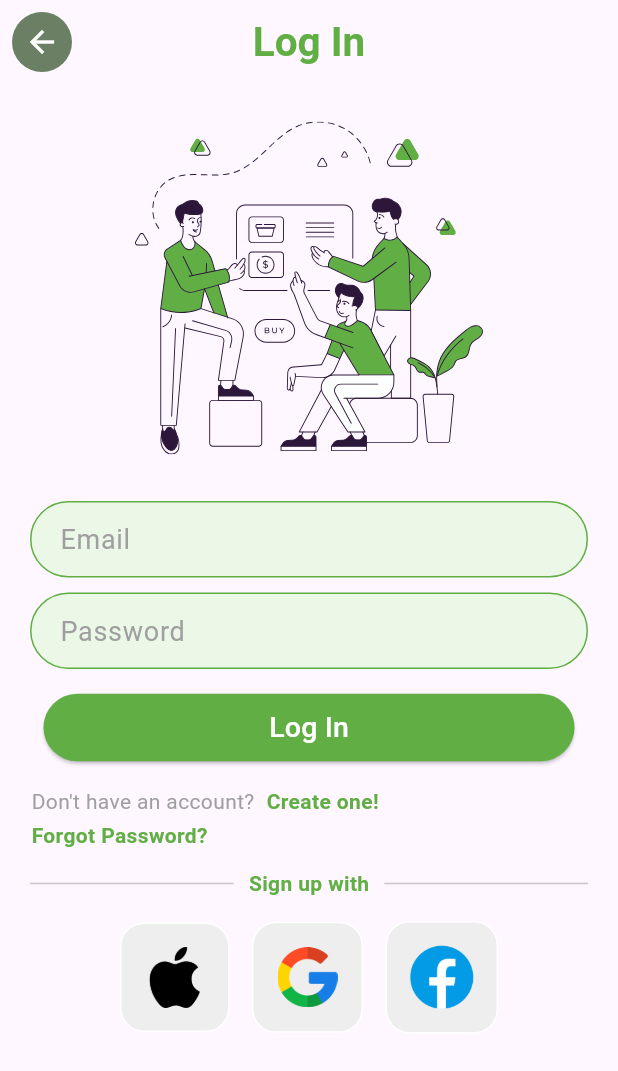
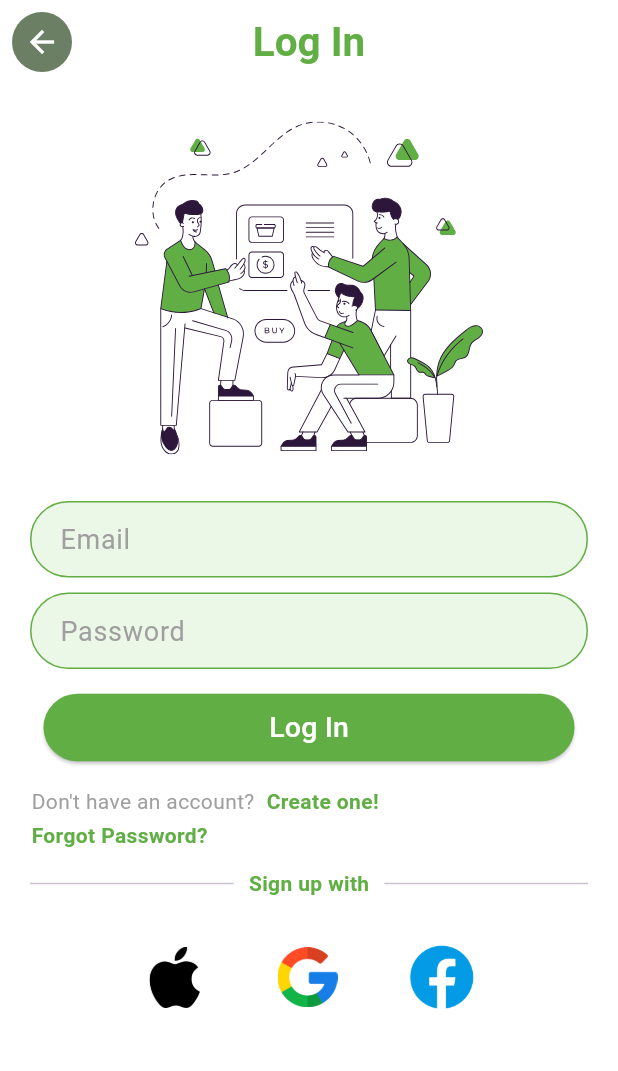
Before and after one commit to graduation-project-bulkify/mobile-app, a Flutter app: the screen it shows after launch, after a tap on "Log In", on a phone screen of 412 x 824 dp. Shown: the top 1071 px of the screen. Run offline on Flutter 3.47's test engine with Material 3 defaults, Android fonts, the phone set to English and light mode, and no system bars; our stand-ins replace flutter_svg.

Commit message:
This is the commit message

```diff
--- a/lib/Pages/forgot_password_page.dart
+++ b/lib/Pages/forgot_password_page.dart
@@ -1,4 +1,5 @@
 import 'package:bulkify/Pages/Verification_page.dart';
+import 'package:bulkify/constants.dart';
 import 'package:bulkify/widgets/custom_text_field.dart';
 import 'package:flutter/material.dart';
 
@@ -13,7 +14,7 @@ class ForgotPasswordPage extends StatelessWidget {
               decoration: BoxDecoration(
                   color: Color(0xff6a7f64), shape: BoxShape.circle),
               child: IconButton(
-                  highlightColor: Color(0xFF61ae45),
+                  highlightColor: KPrimaryColor,
                   icon: Icon(
                     Icons.arrow_back,
                     color: Colors.white,
@@ -70,8 +71,7 @@ class ForgotPasswordPage extends StatelessWidget {
             ),
             child: ElevatedButton(
                 style: ElevatedButton.styleFrom(
-                    backgroundColor: Color(0xFF61ae45),
-                    fixedSize: Size(354, 45)),
+                    backgroundColor: KPrimaryColor, fixedSize: Size(354, 45)),
                 onPressed: () {
                   Navigator.push(context, MaterialPageRoute(builder: (context) {
                     return VerificationPage();
--- a/lib/Pages/login_page.dart
+++ b/lib/Pages/login_page.dart
@@ -1,5 +1,6 @@
 import 'package:bulkify/Pages/forgot_password_page.dart';
 import 'package:bulkify/Pages/register_page.dart';
+import 'package:bulkify/constants.dart';
 import 'package:bulkify/widgets/custom_text_field.dart';
 import 'package:flutter/material.dart';
 import 'package:flutter_svg/flutter_svg.dart';
@@ -9,14 +10,16 @@ class LoginPage extends StatelessWidget {
   @override
   Widget build(BuildContext context) {
     return Scaffold(
+      backgroundColor: Colors.white,
       appBar: AppBar(
+        backgroundColor: Colors.white,
         leading: Padding(
           padding: const EdgeInsets.symmetric(horizontal: 8, vertical: 8),
           child: Container(
               decoration: BoxDecoration(
                   color: Color(0xff6a7f64), shape: BoxShape.circle),
               child: IconButton(
-                  highlightColor: Color(0xFF61ae45),
+                  highlightColor: KPrimaryColor,
                   icon: Icon(
                     Icons.arrow_back,
                     color: Colors.white,
@@ -28,9 +31,7 @@ class LoginPage extends StatelessWidget {
         title: Text(
           "Log In",
           style: TextStyle(
-              color: Color(0xFF61ae45),
-              fontSize: 27,
-              fontWeight: FontWeight.bold),
+              color: KPrimaryColor, fontSize: 27, fontWeight: FontWeight.bold),
         ),
         centerTitle: true,
       ),
@@ -59,8 +60,7 @@ class LoginPage extends StatelessWidget {
               ),
               child: ElevatedButton(
                   style: ElevatedButton.styleFrom(
-                      backgroundColor: Color(0xFF61ae45),
-                      fixedSize: Size(354, 45)),
+                      backgroundColor: KPrimaryColor, fixedSize: Size(354, 45)),
                   onPressed: () {},
                   child: const Text(
                     'Log In',
@@ -92,8 +92,7 @@ class LoginPage extends StatelessWidget {
                     child: Text(
                       "Create one!",
                       style: TextStyle(
-                          color: Color(0xff61ae45),
-                          fontWeight: FontWeight.bold),
+                          color: KPrimaryColor, fontWeight: FontWeight.bold),
                     ),
                   ),
                 )
@@ -113,8 +112,7 @@ class LoginPage extends StatelessWidget {
                     Text(
                       "Forgot Password?",
                       style: TextStyle(
-                          color: Color(0xff61ae45),
-                          fontWeight: FontWeight.bold),
+                          color: KPrimaryColor, fontWeight: FontWeight.bold),
                     ),
                   ],
                 ),
@@ -135,7 +133,7 @@ class LoginPage extends StatelessWidget {
                   Text(
                     "Sign up with",
                     style: TextStyle(
-                        color: Color(0xff61ae45), fontWeight: FontWeight.bold),
+                        color: KPrimaryColor, fontWeight: FontWeight.bold),
                   ),
                   Expanded(
                     child: Divider(
@@ -156,8 +154,7 @@ class LoginPage extends StatelessWidget {
                 Container(
                   padding: EdgeInsets.all(15),
                   decoration: BoxDecoration(
-                    color: Colors
-                        .grey[200], // the color must be inside BoxDecoration
+                    // the color must be inside BoxDecoration
                     border: Border.all(color: Colors.white),
                     borderRadius: BorderRadius.circular(16),
                   ),
@@ -172,8 +169,7 @@ class LoginPage extends StatelessWidget {
                 Container(
                   padding: EdgeInsets.all(16),
                   decoration: BoxDecoration(
-                    color: Colors
-                        .grey[200], // the color must be inside BoxDecoration
+                    // the color must be inside BoxDecoration
                     border: Border.all(color: Colors.white),
                     borderRadius: BorderRadius.circular(16),
                   ),
@@ -188,8 +184,7 @@ class LoginPage extends StatelessWidget {
                 Container(
                   padding: EdgeInsets.all(10),
                   decoration: BoxDecoration(
-                    color: Colors
-                        .grey[200], // the color must be inside BoxDecoration
+                    // the color must be inside BoxDecoration
                     border: Border.all(color: Colors.white),
                     borderRadius: BorderRadius.circular(16),
                   ),
--- a/lib/Pages/register_page2.dart
+++ b/lib/Pages/register_page2.dart
@@ -1,5 +1,6 @@
 import 'package:bulkify/Pages/privacy_policy_page.dart';
 import 'package:bulkify/Pages/terms_of_services_page.dart';
+import 'package:bulkify/constants.dart';
 import 'package:bulkify/widgets/custom_text_field.dart';
 import 'package:bulkify/widgets/custom_underline_text.dart';
 import 'package:flutter/material.dart';
@@ -22,7 +23,7 @@ class _RegisterPage2State extends State<RegisterPage2> {
               decoration: BoxDecoration(
                   color: Color(0xff6a7f64), shape: BoxShape.circle),
               child: IconButton(
-                  highlightColor: Color(0xFF61ae45),
+                  highlightColor: KPrimaryColor,
                   icon: Icon(
                     Icons.arrow_back,
                     color: Colors.white,
@@ -155,8 +156,7 @@ class _RegisterPage2State extends State<RegisterPage2> {
               padding: const EdgeInsets.symmetric(horizontal: 20, vertical: 10),
               child: ElevatedButton(
                   style: ElevatedButton.styleFrom(
-                      backgroundColor: Color(0xFF61ae45),
-                      fixedSize: Size(354, 45)),
+                      backgroundColor: KPrimaryColor, fixedSize: Size(354, 45)),
                   onPressed: () {},
                   child: const Text(
                     'Log In',
--- a/lib/Pages/splash.dart
+++ b/lib/Pages/splash.dart
@@ -1,4 +1,5 @@
 import 'package:bulkify/Pages/start_page.dart';
+import 'package:bulkify/constants.dart';
 import 'package:flutter/material.dart';
 import 'package:flutter/services.dart';
 import 'package:flutter_svg/flutter_svg.dart';
@@ -73,7 +74,7 @@ class _SplashState extends State<Splash> with SingleTickerProviderStateMixin {
           // Foreground Image
           Center(
             child: SvgPicture.asset(
-              'assets/images/splash_logo.svg',
+              KLogo,
               width: 100,
               height: 100,
             ),
--- a/lib/Pages/start_page.dart
+++ b/lib/Pages/start_page.dart
@@ -1,5 +1,6 @@
 import 'package:bulkify/Pages/login_page.dart';
 import 'package:bulkify/Pages/register_page.dart';
+import 'package:bulkify/constants.dart';
 import 'package:flutter/material.dart';
 import 'package:flutter_svg/flutter_svg.dart';
 
@@ -87,7 +88,7 @@ class StartPage extends StatelessWidget {
                 padding: const EdgeInsets.only(left: 10, right: 10, bottom: 5),
                 child: ElevatedButton(
                   style: ElevatedButton.styleFrom(
-                    backgroundColor: Color(0xFF61ae45),
+                    backgroundColor: KPrimaryColor,
                     fixedSize: Size(354, 45),
                   ),
                   onPressed: () {
--- /dev/null
+++ b/lib/constants.dart
@@ -0,0 +1,4 @@
+import 'dart:ui';
+
+const KLogo = 'assets/images/splash_logo.svg';
+const KPrimaryColor = Color(0xFF61ae45);
--- a/lib/widgets/custom_text_field.dart
+++ b/lib/widgets/custom_text_field.dart
@@ -1,3 +1,4 @@
+import 'package:bulkify/constants.dart';
 import 'package:flutter/material.dart';
 
 // ignore: must_be_immutable
@@ -15,11 +16,11 @@ class CustomTextField extends StatelessWidget {
         hintStyle: TextStyle(color: Color(0xFF9f9f9f), fontSize: 18),
         focusedBorder: OutlineInputBorder(
           borderRadius: BorderRadius.all(Radius.circular(32)),
-          borderSide: BorderSide(color: Color(0xFF61ae45)),
+          borderSide: BorderSide(color: KPrimaryColor),
         ),
         enabledBorder: OutlineInputBorder(
           borderRadius: BorderRadius.all(Radius.circular(32)),
-          borderSide: BorderSide(color: Color(0xFF61ae45)),
+          borderSide: BorderSide(color: KPrimaryColor),
         ),
       ),
     );
--- a/pubspec.yaml
+++ b/pubspec.yaml
@@ -66,7 +66,6 @@ flutter:
     - assets/images/
 
 
-
   # An image asset can refer to one or more resolution-specific "variants", see
   # https://flutter.dev/to/resolution-aware-images
 
```
Also changed, not shown: lib/Pages/Verification_page.dart (+6 -8 lines), lib/Pages/home_page.dart (added, +96 -0 lines), lib/Pages/new_password_page.dart (+4 -6 lines), lib/Pages/register_page.dart (+8 -9 lines), assets/images/Mask group.png (added), assets/images/User.png (added).
